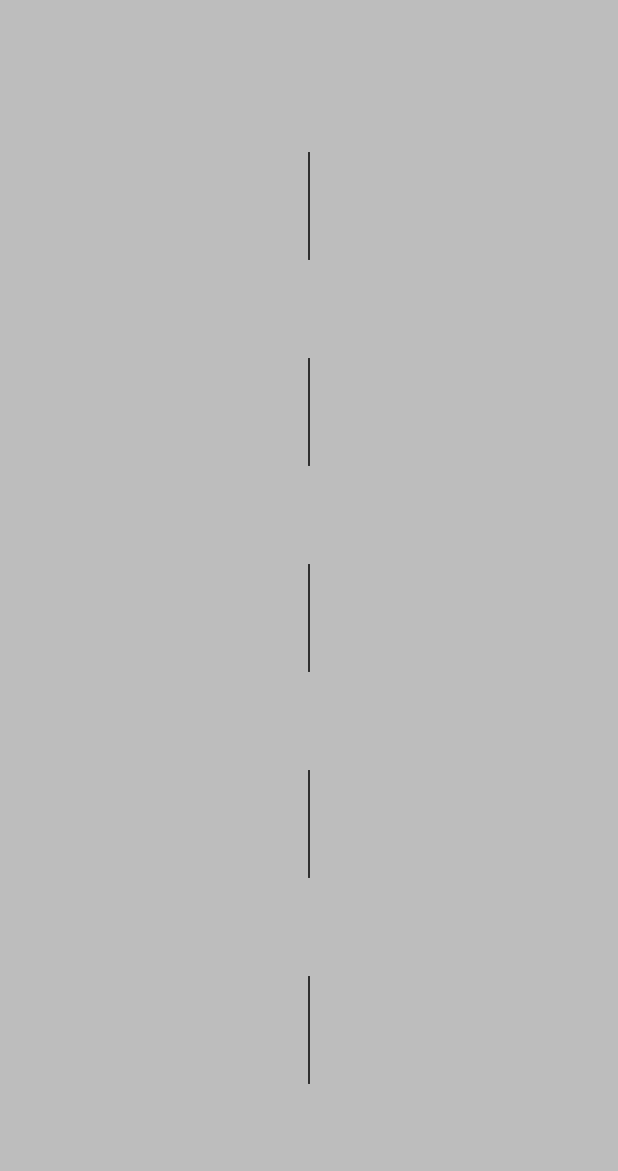
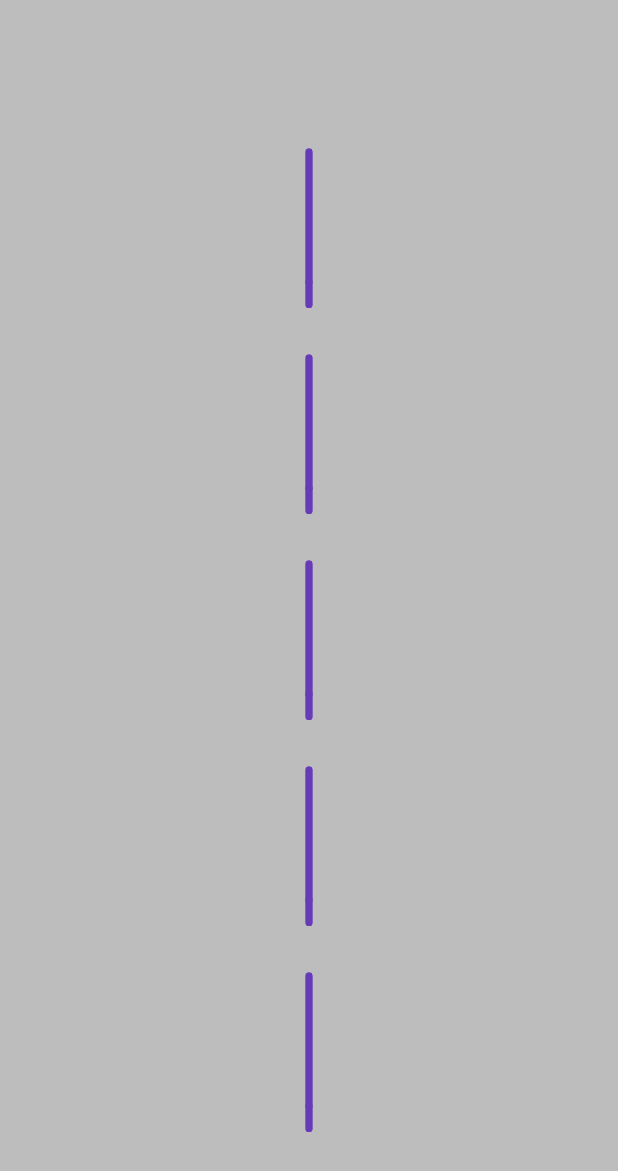
Before and after one commit to Anwesh43/LinkedDoubleLieProtacView, an Android app: the screen it shows after launch (MainActivity), on a phone screen of 412 x 824 dp. Before the commit the part shown is almost empty. Shown: the top 1171 px of the screen. Run offline under Robolectric (Android 15) with nearby library versions, the phone set to English and light mode, and no system bars.

Commit message:
adding fixes

```diff
--- a/doublelineprotacview/src/main/java/com/anwesh/uiprojects/doublelineprotacview/DoubleLineProtacView.kt
+++ b/doublelineprotacview/src/main/java/com/anwesh/uiprojects/doublelineprotacview/DoubleLineProtacView.kt
@@ -30,17 +30,17 @@ fun Float.mirrorValue(a : Int, b : Int) : Float = (1 - scaleFactor()) * a.invers
 fun Float.updateValue(dir : Float, a : Int, b : Int) : Float = mirrorValue(a, b) * scGap * dir
 fun Int.jsf() : Float = 1f - 2 * this
 
-fun Canvas.drawRotatedLine(i : Int, size : Float, scale: Float, paint : Paint) {
+fun Canvas.drawRotatedLine(i : Int, y : Float, size : Float, scale: Float, paint : Paint) {
     save()
-    translate(0f, -size)
+    translate(0f, -y)
     rotate(rotDeg * i.jsf() * scale)
-    drawLine(0f, 0f, 0f, size * 2, paint)
+    drawLine(0f, 0f, 0f, size, paint)
     restore()
 }
 
-fun Canvas.drawHorizLine(i : Int, y : Float, size : Float, sc1 : Float, sc2 : Float, paint : Paint) {
+fun Canvas.drawHorizLine(i : Int, oy : Float, y : Float, size : Float, sc1 : Float, sc2 : Float, paint : Paint) {
     save()
-    translate(-size * sc2 * i.jsf(), y)
+    translate(-size * sc2 * i.jsf(), oy + (y - oy) * sc1)
     drawLine(0f, 0f, -size * i.jsf() * sc1, 0f, paint)
     restore()
 }
@@ -53,14 +53,17 @@ fun Canvas.drawDLPNode(i : Int, scale : Float, paint : Paint) {
     val sc1 : Float = scale.divideScale(0, 2)
     val sc2 : Float = scale.divideScale(1, 2)
     val yGap : Float = size * Math.cos(rotDeg * Math.PI / 180).toFloat()
-    val xGap : Float = size * Math.sin(rotDeg * Math.PI / 180).toFloat()
+    val xGap : Float = 2 * size * Math.sin(rotDeg * Math.PI / 180).toFloat()
+    paint.color = foreColor
+    paint.strokeWidth = Math.min(w, h) / strokeFactor
+    paint.strokeCap = Paint.Cap.ROUND
     save()
     translate(w/2, gap * (i + 1))
     for (j in 0..(lines - 1)) {
         val scj1 : Float = sc1.divideScale(j, lines)
         val scj2 : Float = sc2.divideScale(j, lines)
-        drawRotatedLine(j, yGap, scj1, paint)
-        drawHorizLine(j, yGap, xGap, scj1, scj2, paint)
+        drawRotatedLine(j, yGap, 2 * size, scj1, paint)
+        drawHorizLine(j, size, yGap, xGap, scj1, scj2, paint)
     }
     restore()
 }
```
